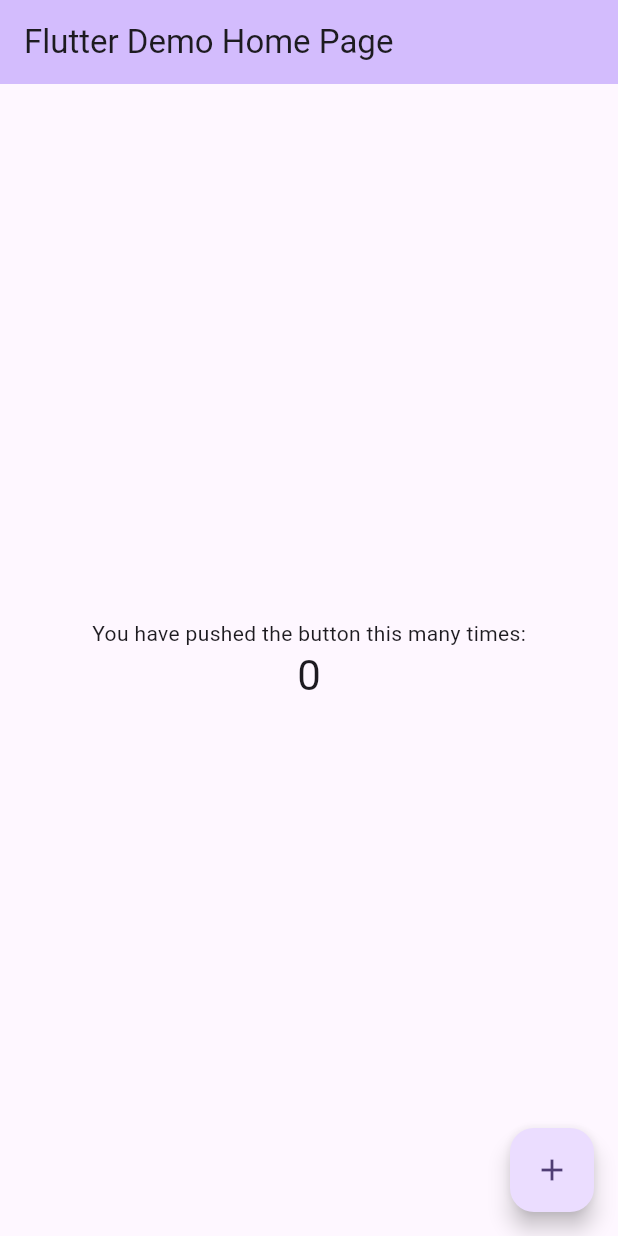
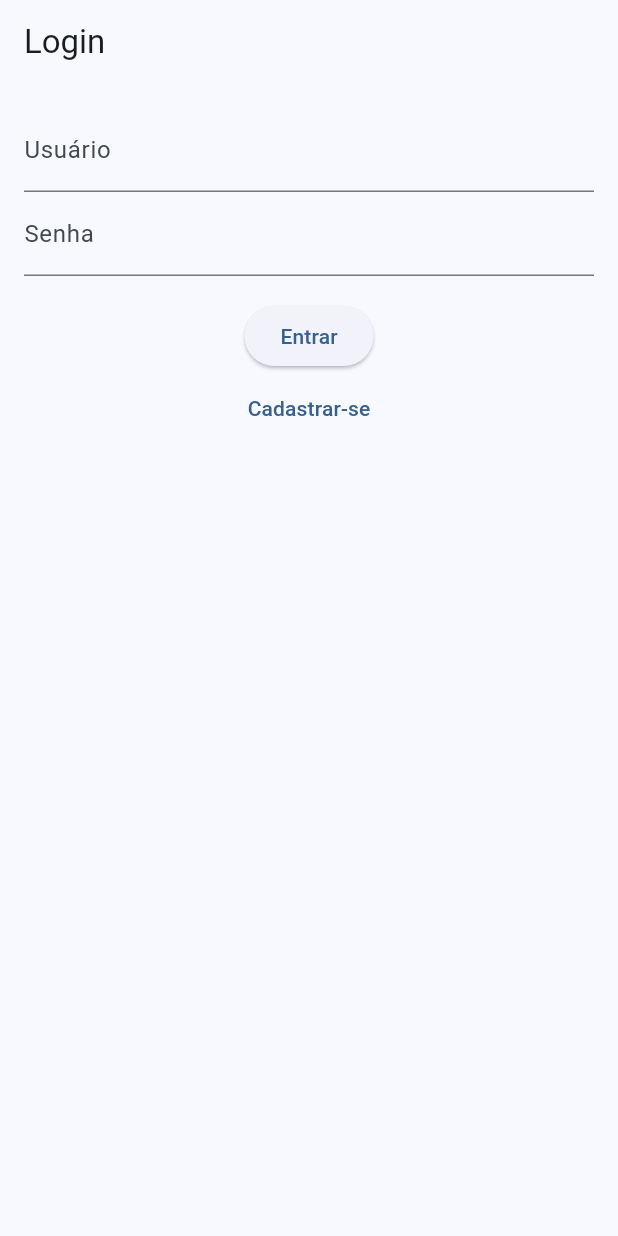
Before and after one commit to PedroTalmaToledo/LAB-MOBILE, a Flutter app: the screen it shows after launch, on a phone screen of 412 x 824 dp. Run offline on Flutter 3.47's test engine with Material 3 defaults, Android fonts, the phone set to English and light mode, and no system bars; our stand-ins replace shared_preferences.

Commit message:
feat - tela login usuário #1

```diff
--- a/karona/lib/main.dart
+++ b/karona/lib/main.dart
@@ -1,4 +1,6 @@
+// lib/main.dart
 import 'package:flutter/material.dart';
+import 'pages/login_page.dart';
 
 void main() {
   runApp(const MyApp());
@@ -7,116 +9,17 @@ void main() {
 class MyApp extends StatelessWidget {
   const MyApp({super.key});
 
-  // This widget is the root of your application.
   @override
   Widget build(BuildContext context) {
     return MaterialApp(
-      title: 'Flutter Demo',
-      theme: ThemeData(
-        // This is the theme of your application.
-        //
-        // TRY THIS: Try running your application with "flutter run". You'll see
-        // the application has a purple toolbar. Then, without quitting the app,
-        // try changing the seedColor in the colorScheme below to Colors.green
-        // and then invoke "hot reload" (save your changes or press the "hot
-        // reload" button in a Flutter-supported IDE, or press "r" if you used
-        // the command line to start the app).
-        //
-        // Notice that the counter didn't reset back to zero; the application
-        // state is not lost during the reload. To reset the state, use hot
-        // restart instead.
-        //
-        // This works for code too, not just values: Most code changes can be
-        // tested with just a hot reload.
-        colorScheme: ColorScheme.fromSeed(seedColor: Colors.deepPurple),
-      ),
-      home: const MyHomePage(title: 'Flutter Demo Home Page'),
+      title: 'App de Entregas',
+      theme: ThemeData(useMaterial3: true, colorSchemeSeed: Colors.blue),
+      home: const LoginPage(),
+      routes: {
+        '/home': (_) => const Scaffold(
+              body: Center(child: Text('Página Inicial (placeholder)')),
+            ),
+      },
     );
   }
 }
-
-class MyHomePage extends StatefulWidget {
-  const MyHomePage({super.key, required this.title});
-
-  // This widget is the home page of your application. It is stateful, meaning
-  // that it has a State object (defined below) that contains fields that affect
-  // how it looks.
-
-  // This class is the configuration for the state. It holds the values (in this
-  // case the title) provided by the parent (in this case the App widget) and
-  // used by the build method of the State. Fields in a Widget subclass are
-  // always marked "final".
-
-  final String title;
-
-  @override
-  State<MyHomePage> createState() => _MyHomePageState();
-}
-
-class _MyHomePageState extends State<MyHomePage> {
-  int _counter = 0;
-
-  void _incrementCounter() {
-    setState(() {
-      // This call to setState tells the Flutter framework that something has
-      // changed in this State, which causes it to rerun the build method below
-      // so that the display can reflect the updated values. If we changed
-      // _counter without calling setState(), then the build method would not be
-      // called again, and so nothing would appear to happen.
-      _counter++;
-    });
-  }
-
-  @override
-  Widget build(BuildContext context) {
-    // This method is rerun every time setState is called, for instance as done
-    // by the _incrementCounter method above.
-    //
-    // The Flutter framework has been optimized to make rerunning build methods
-    // fast, so that you can just rebuild anything that needs updating rather
-    // than having to individually change instances of widgets.
-    return Scaffold(
-      appBar: AppBar(
-        // TRY THIS: Try changing the color here to a specific color (to
-        // Colors.amber, perhaps?) and trigger a hot reload to see the AppBar
-        // change color while the other colors stay the same.
-        backgroundColor: Theme.of(context).colorScheme.inversePrimary,
-        // Here we take the value from the MyHomePage object that was created by
-        // the App.build method, and use it to set our appbar title.
-        title: Text(widget.title),
-      ),
-      body: Center(
-        // Center is a layout widget. It takes a single child and positions it
-        // in the middle of the parent.
-        child: Column(
-          // Column is also a layout widget. It takes a list of children and
-          // arranges them vertically. By default, it sizes itself to fit its
-          // children horizontally, and tries to be as tall as its parent.
-          //
-          // Column has various properties to control how it sizes itself and
-          // how it positions its children. Here we use mainAxisAlignment to
-          // center the children vertically; the main axis here is the vertical
-          // axis because Columns are vertical (the cross axis would be
-          // horizontal).
-          //
-          // TRY THIS: Invoke "debug painting" (choose the "Toggle Debug Paint"
-          // action in the IDE, or press "p" in the console), to see the
-          // wireframe for each widget.
-          mainAxisAlignment: MainAxisAlignment.center,
-          children: <Widget>[
-            const Text('You have pushed the button this many times:'),
-            Text(
-              '$_counter',
-              style: Theme.of(context).textTheme.headlineMedium,
-            ),
-          ],
-        ),
-      ),
-      floatingActionButton: FloatingActionButton(
-        onPressed: _incrementCounter,
-        tooltip: 'Increment',
-        child: const Icon(Icons.add),
-      ), // This trailing comma makes auto-formatting nicer for build methods.
-    );
-  }
-}
--- /dev/null
+++ b/karona/lib/pages/login_page.dart
@@ -0,0 +1,67 @@
+// lib/pages/login_page.dart
+import 'package:flutter/material.dart';
+import 'package:shared_preferences/shared_preferences.dart';
+import 'register_page.dart';
+
+class LoginPage extends StatefulWidget {
+  const LoginPage({super.key});
+
+  @override
+  State<LoginPage> createState() => _LoginPageState();
+}
+
+class _LoginPageState extends State<LoginPage> {
+  final _usernameController = TextEditingController();
+  final _passwordController = TextEditingController();
+  String? _error;
+
+  Future<void> _login() async {
+    final prefs = await SharedPreferences.getInstance();
+    final storedUser = prefs.getString('username');
+    final storedPass = prefs.getString('password');
+
+    if (_usernameController.text == storedUser &&
+        _passwordController.text == storedPass) {
+      // Navega para home fictícia
+      Navigator.pushReplacementNamed(context, '/home');
+    } else {
+      setState(() {
+        _error = 'Usuário ou senha inválidos';
+      });
+    }
+  }
+
+  @override
+  Widget build(BuildContext context) {
+    return Scaffold(
+      appBar: AppBar(title: Text('Login')),
+      body: Padding(
+        padding: const EdgeInsets.all(16),
+        child: Column(
+          children: [
+            if (_error != null)
+              Text(_error!, style: TextStyle(color: Colors.red)),
+            TextField(
+              controller: _usernameController,
+              decoration: InputDecoration(labelText: 'Usuário'),
+            ),
+            TextField(
+              controller: _passwordController,
+              obscureText: true,
+              decoration: InputDecoration(labelText: 'Senha'),
+            ),
+            const SizedBox(height: 16),
+            ElevatedButton(onPressed: _login, child: Text('Entrar')),
+            TextButton(
+              onPressed: () => Navigator.push(
+                context,
+                MaterialPageRoute(builder: (_) => const RegisterPage()),
+              ),
+              child: Text('Cadastrar-se'),
+            ),
+          ],
+        ),
+      ),
+    );
+  }
+}
```
Also changed, not shown: karona/pubspec.yaml (+7 -62 lines), karona/pubspec.lock, 1 other file.
